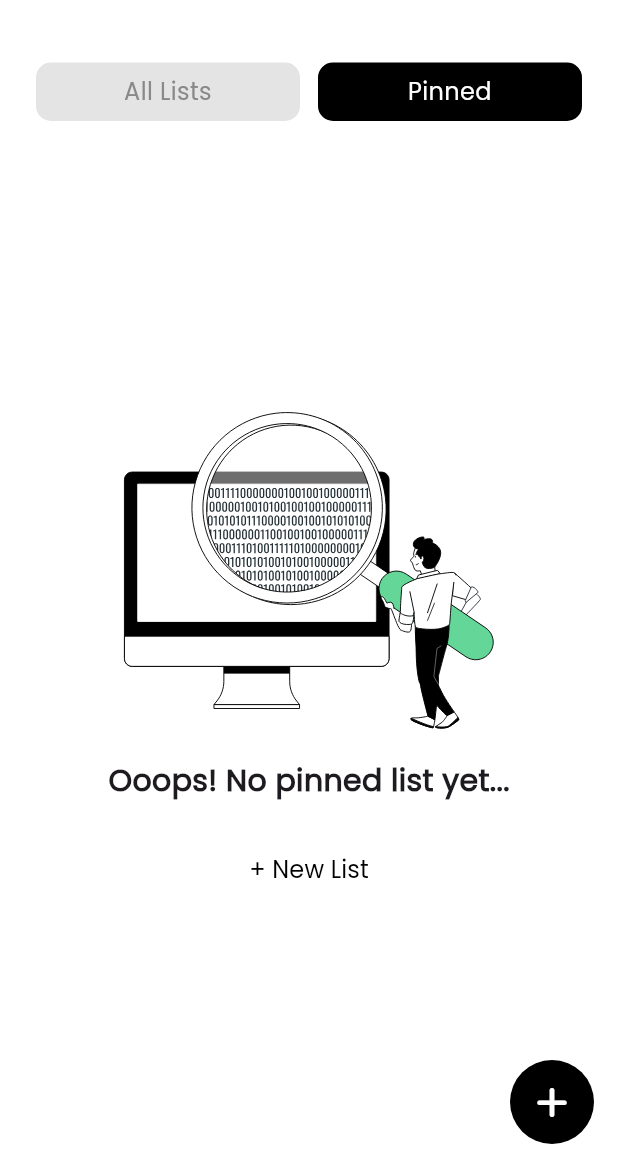
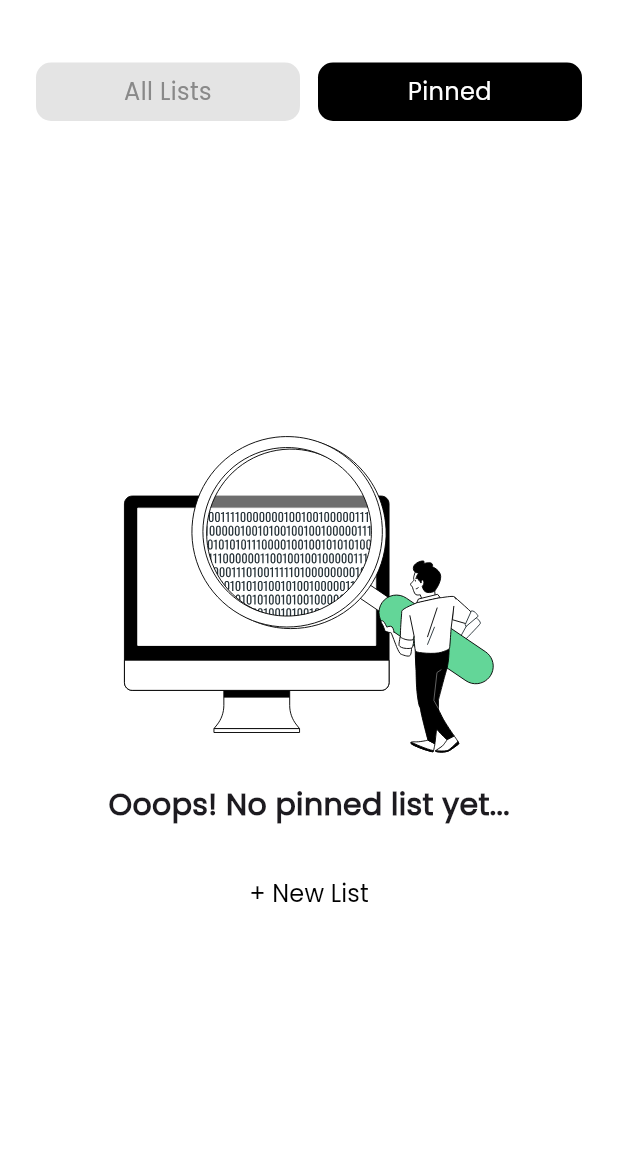
Before and after one commit to mahmoudmohamed17/dooit, a Flutter app: the screen it shows after launch, after a tap on "Continue", after a tap on "Pinned", on a phone screen of 412 x 824 dp, the part 68-1236 px from its top. Run offline on Flutter 3.47's test engine with Material 3 defaults, Android fonts, the phone set to English and light mode, and no system bars; our stand-ins replace another_flushbar, bloc, drift, drift_flutter, flutter_bloc, flutter_slidable and 3 more; accounts and stored records are empty; generated files the repository leaves out were written again.

Commit message:
customize categories list and home view

```diff
--- a/lib/core/utils/app_router.dart
+++ b/lib/core/utils/app_router.dart
@@ -1,4 +1,5 @@
 import 'package:flutter/material.dart';
+import 'package:to_do_list_app/core/models/category_with_tasks.dart';
 import 'package:to_do_list_app/features/category_details/presentation/views/category_details_view.dart';
 import 'package:to_do_list_app/features/home/presentation/views/home_view.dart';
 import 'package:to_do_list_app/features/onboarding/presentation/views/onboarding_view.dart';
@@ -12,7 +13,8 @@ class AppRouter {
       case Routes.homeView:
         return MaterialPageRoute(builder: (_) => const HomeView());
       case Routes.categoryDetailsView:
-        return MaterialPageRoute(builder: (_) => const CategoryDetailsView());
+      final categoryWithTasks = settings.arguments as CategoryWithTasks;
+        return MaterialPageRoute(builder: (_) =>  CategoryDetailsView(categoryWithTasks: categoryWithTasks,));
       default:
         return null;
     }
--- a/lib/core/widgets/custom_button.dart
+++ b/lib/core/widgets/custom_button.dart
@@ -6,6 +6,7 @@ class CustomButton extends StatelessWidget {
   const CustomButton({super.key, required this.label, this.onPressed});
   final String label;
   final void Function()? onPressed;
+
   @override
   Widget build(BuildContext context) {
     return ElevatedButton(
--- a/lib/core/widgets/custom_text_field.dart
+++ b/lib/core/widgets/custom_text_field.dart
@@ -6,18 +6,17 @@ class CustomTextField extends StatelessWidget {
   const CustomTextField({
     super.key,
     required this.hintText,
-    this.onFieldSubmitted,
     this.onChanged,
   });
   final String hintText;
-  final void Function(String)? onFieldSubmitted;
   final void Function(String)? onChanged;
   @override
   Widget build(BuildContext context) {
     return TextField(
+      onChanged: onChanged,
       decoration: InputDecoration(
         hintText: hintText,
-        hintStyle: AppStyles.regular16.copyWith(color: AppColors.primaryColor),
+        hintStyle: AppStyles.regular16.copyWith(color: AppColors.subTextColor),
         fillColor: AppColors.borderFillColor,
         contentPadding: const EdgeInsets.all(12),
         filled: true,
--- a/lib/core/widgets/select_label_widget.dart
+++ b/lib/core/widgets/select_label_widget.dart
@@ -25,12 +25,13 @@ class _SelectLabelWidgetState extends State<SelectLabelWidget> {
             setState(() {
               currentIndex = index;
             });
-            widget.onTap ?? (labels[index]);
+            widget.onTap?.call(labels[index]);
           },
           child: Padding(
             padding: const EdgeInsets.only(right: 8),
             child: LabelWidget(
               isActive: currentIndex == index,
+              label: labels[index],
             ),
           ),
         );
--- a/lib/features/category_details/presentation/widgets/label_widget.dart
+++ b/lib/features/category_details/presentation/widgets/label_widget.dart
@@ -4,8 +4,9 @@ import 'package:to_do_list_app/core/utils/app_colors.dart';
 import 'package:to_do_list_app/core/utils/app_styles.dart';
 
 class LabelWidget extends StatelessWidget {
-  const LabelWidget({super.key, required this.isActive});
+  const LabelWidget({super.key, required this.isActive, required this.label});
   final bool isActive;
+  final String label;
   @override
   Widget build(BuildContext context) {
     return AnimatedContainer(
@@ -17,7 +18,7 @@ class LabelWidget extends StatelessWidget {
       ),
       padding: const EdgeInsets.all(8),
       child: Text(
-        'Personal',
+        label,
         style: AppStyles.medium12.copyWith(color: AppColors.secondaryColor),
       ),
     );
--- a/lib/features/category_details/presentation/widgets/pin_widget.dart
+++ b/lib/features/category_details/presentation/widgets/pin_widget.dart
@@ -9,7 +9,9 @@ class PinWidget extends StatelessWidget {
 
   @override
   Widget build(BuildContext context) {
-    return AnimatedContainer(
+    return GestureDetector(
+
+      child: AnimatedContainer(
         duration: const Duration(milliseconds: 350),
         decoration: ShapeDecoration(
             shape: RoundedRectangleBorder(
@@ -31,6 +33,7 @@ class PinWidget extends StatelessWidget {
             )
           ],
         ),
+      ),
     );
   }
 }
--- a/lib/features/home/presentation/home_cubit/home_cubit.dart
+++ b/lib/features/home/presentation/home_cubit/home_cubit.dart
@@ -8,15 +8,13 @@ class HomeCubit extends Cubit<HomeState> {
   final database = AppDatabase();
   List<CategoryWithTasks> categoriesWithTasks = [];
 
-  Future<CategoriesTableData> addCategory(
+  Future<void> addCategory(
       {required String title,
       required String date,
       required String label}) async {
     emit(HomeLoading());
-    var category =
-        await database.addCategory(title: title, label: label, date: date);
+    await database.addCategory(title: title, label: label, date: date);
     fetchCategoriesWithTask();
-    return category;
   }
 
   Future<void> deleteCategory({required int categoryId}) async {
--- a/lib/features/home/presentation/views/home_view.dart
+++ b/lib/features/home/presentation/views/home_view.dart
@@ -2,6 +2,7 @@ import 'package:flutter/material.dart';
 import 'package:flutter_bloc/flutter_bloc.dart';
 import 'package:font_awesome_flutter/font_awesome_flutter.dart';
 import 'package:to_do_list_app/core/utils/app_colors.dart';
+import 'package:to_do_list_app/core/utils/custom_buttom_sheet.dart';
 import 'package:to_do_list_app/core/utils/routes.dart';
 import 'package:to_do_list_app/features/home/presentation/home_cubit/home_cubit.dart';
 import 'package:to_do_list_app/features/home/presentation/widgets/home_view_body.dart';
@@ -23,12 +24,20 @@ class _HomeViewState extends State<HomeView> {
 
   @override
   Widget build(BuildContext context) {
+    return BlocBuilder<HomeCubit, HomeState>(
+      builder: (context, state) {
         return Scaffold(
           backgroundColor: AppColors.secondaryColor,
           body: const HomeViewBody(),
-      floatingActionButton: FloatingActionButton(
-        onPressed: () {},
-        shape: RoundedRectangleBorder(borderRadius: BorderRadius.circular(100)),
+          floatingActionButton:
+              context.read<HomeCubit>().categoriesWithTasks.isEmpty
+                  ? null
+                  : FloatingActionButton(
+                      onPressed: () {
+                        customButtomSheet(context);
+                      },
+                      shape: RoundedRectangleBorder(
+                          borderRadius: BorderRadius.circular(100)),
                       backgroundColor: AppColors.primaryColor,
                       elevation: 0,
                       child: const Icon(
@@ -38,5 +47,7 @@ class _HomeViewState extends State<HomeView> {
                       ),
                     ),
         );
+      },
+    );
   }
 }
--- a/lib/features/home/presentation/widgets/category_item.dart
+++ b/lib/features/home/presentation/widgets/category_item.dart
@@ -5,6 +5,7 @@ import 'package:to_do_list_app/core/extensions/navigation_context.dart';
 import 'package:to_do_list_app/core/models/category_with_tasks.dart';
 import 'package:to_do_list_app/core/utils/app_colors.dart';
 import 'package:to_do_list_app/core/utils/app_styles.dart';
+import 'package:to_do_list_app/core/utils/lists.dart';
 import 'package:to_do_list_app/features/category_details/presentation/views/category_details_view.dart';
 import 'package:to_do_list_app/features/home/presentation/widgets/date_widget.dart';
 
@@ -16,11 +17,11 @@ class CategoryItem extends StatelessWidget {
   Widget build(BuildContext context) {
     return GestureDetector(
       onTap: () {
-        context.pushNamed(CategoryDetailsView.id);
+        context.pushNamed(CategoryDetailsView.id,);
       },
       child: Container(
         decoration: BoxDecoration(
-          color: AppColors.personalLabelColor,
+          color: labelColor[categoryWithTasks.category.label],
           borderRadius: BorderRadius.circular(categoryItemRadius),
         ),
         padding: const EdgeInsets.all(12),
--- a/lib/features/home/presentation/widgets/home_view_body.dart
+++ b/lib/features/home/presentation/widgets/home_view_body.dart
@@ -47,6 +47,7 @@ class _HomeViewBodyState extends State<HomeViewBody> {
               activeIndex: currentIndex,
               controller: controller,
             ),
+            verticalSpace(32),
             Expanded(child: HomeScreensPageView(controller: controller)),
           ],
         ),
--- a/pubspec.yaml
+++ b/pubspec.yaml
@@ -16,7 +16,7 @@ dependencies:
     sdk: flutter
   flutter_bloc: ^9.0.0
   flutter_native_splash: ^2.4.4
-  flutter_slidable: ^3.1.2
+  flutter_slidable: ^4.0.0
   flutter_svg: ^2.0.16
   font_awesome_flutter: ^10.8.0
   get_it: ^8.0.3
```
Also changed, not shown: lib/core/utils/custom_buttom_sheet.dart (+18 -8 lines), lib/features/category_details/presentation/views/category_details_view.dart (+7 -3 lines), lib/features/category_details/presentation/widgets/category_details_view_body.dart (+5 -4 lines), lib/features/home/presentation/widgets/filled_list_body.dart (+22 -2 lines), pubspec.lock. Lines whose indentation alone changed are shown as unchanged.
